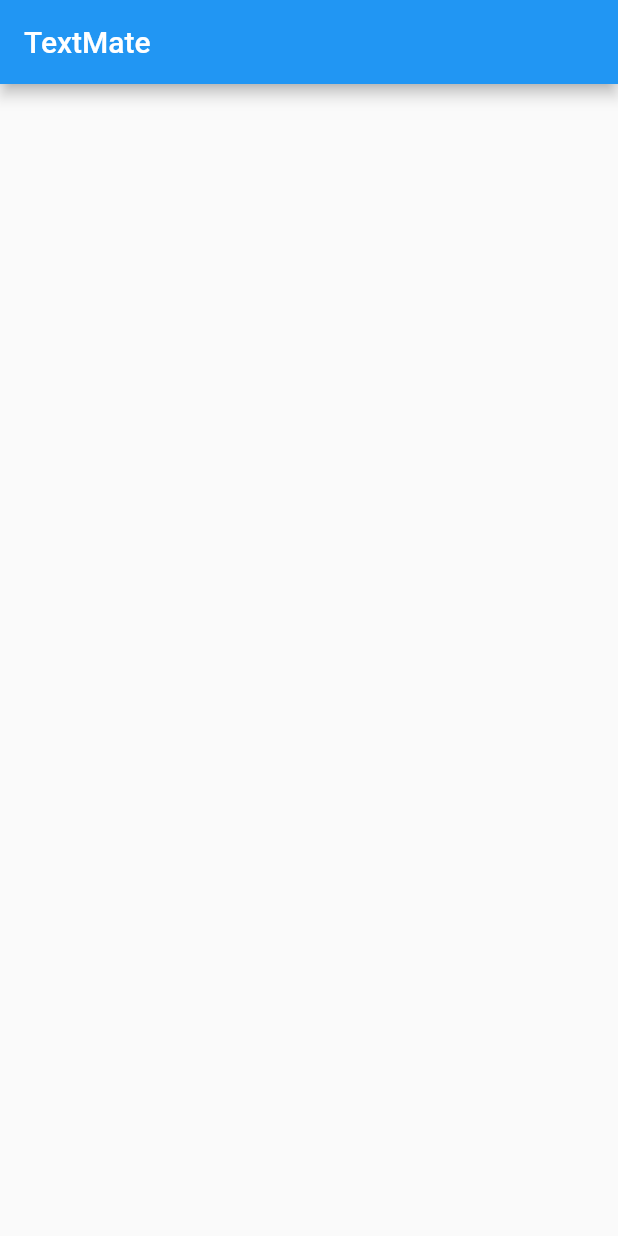
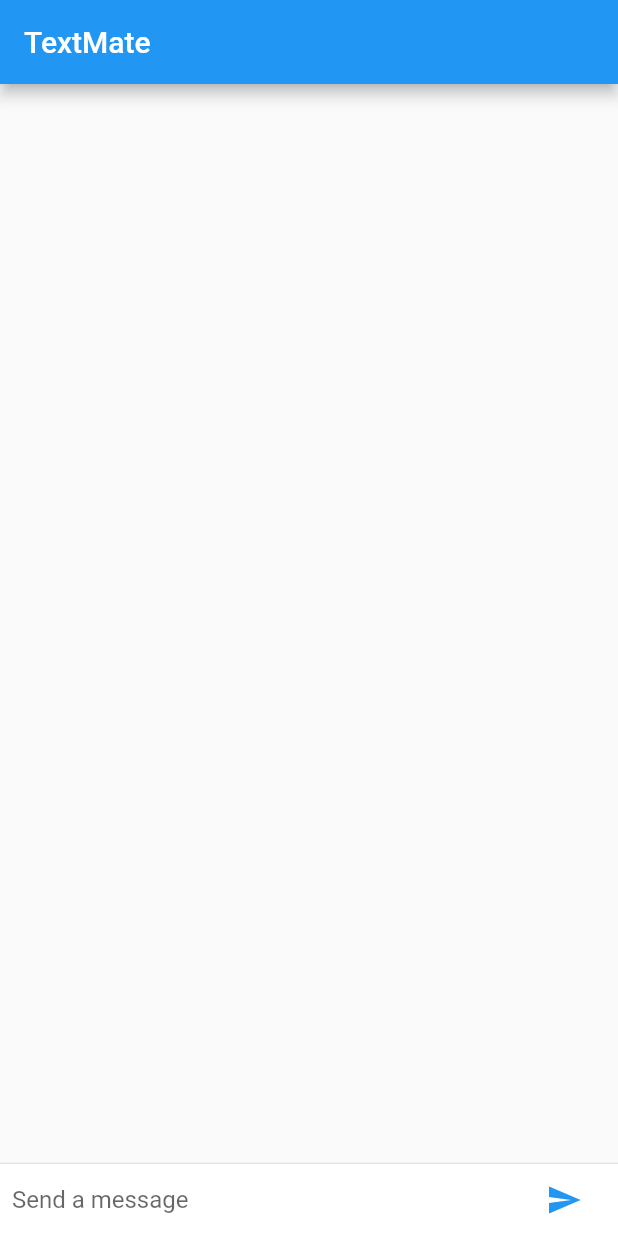
Before and after one commit to rampency/TextMate, a Flutter app: the screen it shows after launch, on a phone screen of 412 x 824 dp. Run offline on Flutter 3.47's test engine with Material 2 defaults, Android fonts, the phone set to English and light mode, and no system bars.

Commit message:
Added Animations

```diff
--- a/lib/main.dart
+++ b/lib/main.dart
@@ -1,10 +1,11 @@
 import 'package:flutter/material.dart';
+const String _name = "vijay";
 
 void main() {
-  runApp(new FriendlychatApp());
+  runApp(new TextMateApp());
 }
 
-class FriendlychatApp extends StatelessWidget {
+class TextMateApp extends StatelessWidget {
   @override
   Widget build(BuildContext context) {
     return new MaterialApp(
@@ -14,11 +15,130 @@ class FriendlychatApp extends StatelessWidget {
   }
 }
 
-class ChatScreen extends StatelessWidget {
+class ChatScreen extends StatefulWidget {
+  @override
+  State createState() => new ChatScreenState();
+}
+
+class ChatScreenState extends State<ChatScreen> with TickerProviderStateMixin {
+  final List<ChatMessage> _messages = <ChatMessage>[];
+  final TextEditingController _textController = new TextEditingController();
+
   @override
   Widget build(BuildContext context) {
     return new Scaffold(
       appBar: new AppBar(title: new Text("TextMate")),
+      body: new Column(
+          children: <Widget>[
+            new Flexible(
+                child: new ListView.builder(
+                  padding: new EdgeInsets.all(8.0),
+                  reverse: true,
+                  itemBuilder: (_, int index) => _messages[index],
+                  itemCount: _messages.length,
+                )
+            ),
+            new Divider(height: 1.0),
+            new Container(
+              decoration: new BoxDecoration(
+                  color: Theme
+                      .of(context)
+                      .cardColor),
+              child: _buildTextComposer(),
+            ),
+          ]
+      ),
+    );
+  }
+
+  Widget _buildTextComposer() {
+    return new IconTheme(
+        data: new IconThemeData(color: Theme
+            .of(context)
+            .accentColor),
+        child: new Container(
+          margin: const EdgeInsets.symmetric(horizontal: 8.0),
+          child: new Row(
+              children: <Widget>[
+                new Flexible(
+                  child: new TextField(
+                    controller: _textController,
+                    onSubmitted: _handleSubmitted,
+                    decoration: new InputDecoration.collapsed(
+                        hintText: "Send a message"),
+                  ),
+                ),
+                new Container(
+                  margin: new EdgeInsets.symmetric(horizontal: 4.0),
+                  child: new IconButton(
+                      icon: new Icon(Icons.send),
+                      onPressed: () => _handleSubmitted(_textController.text)),
+                ),
+              ]
+          ),
+        )
+    );
+  }
+
+  void _handleSubmitted(String text) {
+    _textController.clear();
+    ChatMessage message = new ChatMessage(
+      text: text,
+      animationController: new AnimationController(
+        duration: new Duration(milliseconds: 700),
+        vsync: this,
+      ),
+    );
+    setState(() {
+      _messages.insert(0, message);
+    });
+    message.animationController.forward();
+  }
+
+  @override
+  void dispose()
+  {
+    //new
+    for (ChatMessage message in _messages)
+      message.animationController.dispose();
+    super.dispose(); //new
+  }
+}
+
+class ChatMessage extends StatelessWidget {
+  ChatMessage({this.text, this.animationController});
+  final String text;
+  final AnimationController animationController;
+  @override
+  Widget build(BuildContext context) {
+    return new SizeTransition(
+        sizeFactor: new CurvedAnimation(
+            parent: animationController,
+            curve: Curves.easeOut
+        ),
+        axisAlignment: 0.0,
+        child: new Container(
+          margin: const EdgeInsets.symmetric(vertical: 10.0),
+          child: new Row(
+            crossAxisAlignment: CrossAxisAlignment.start,
+            children: <Widget>[
+              new Container(
+                margin: const EdgeInsets.only(right: 16.0),
+                child: new CircleAvatar(child: new Text(_name[0])),
+              ),
+              new Column(
+                crossAxisAlignment: CrossAxisAlignment.start,
+                children: <Widget>[
+                  new Text(_name, style: Theme.of(context).textTheme.subhead),
+                  new Container(
+                    margin: const EdgeInsets.only(top: 5.0),
+                    child: new Text(text),
+                  ),
+                ],
+              ),
+            ],
+          ),
+        )
     );
   }
 }
```
